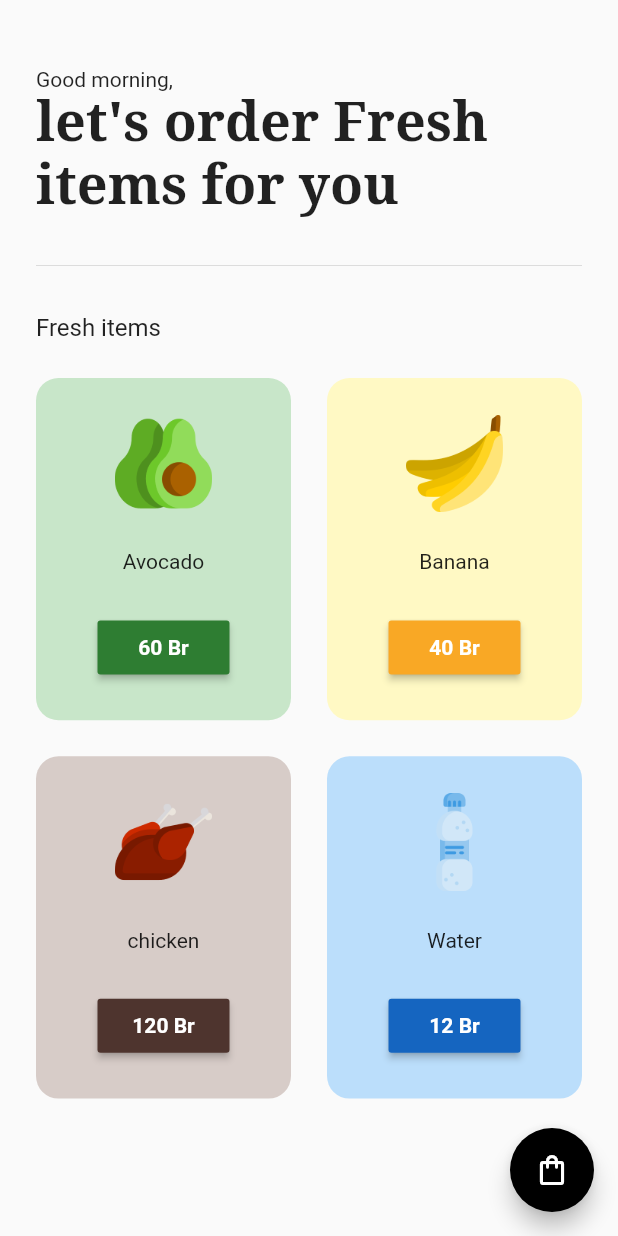
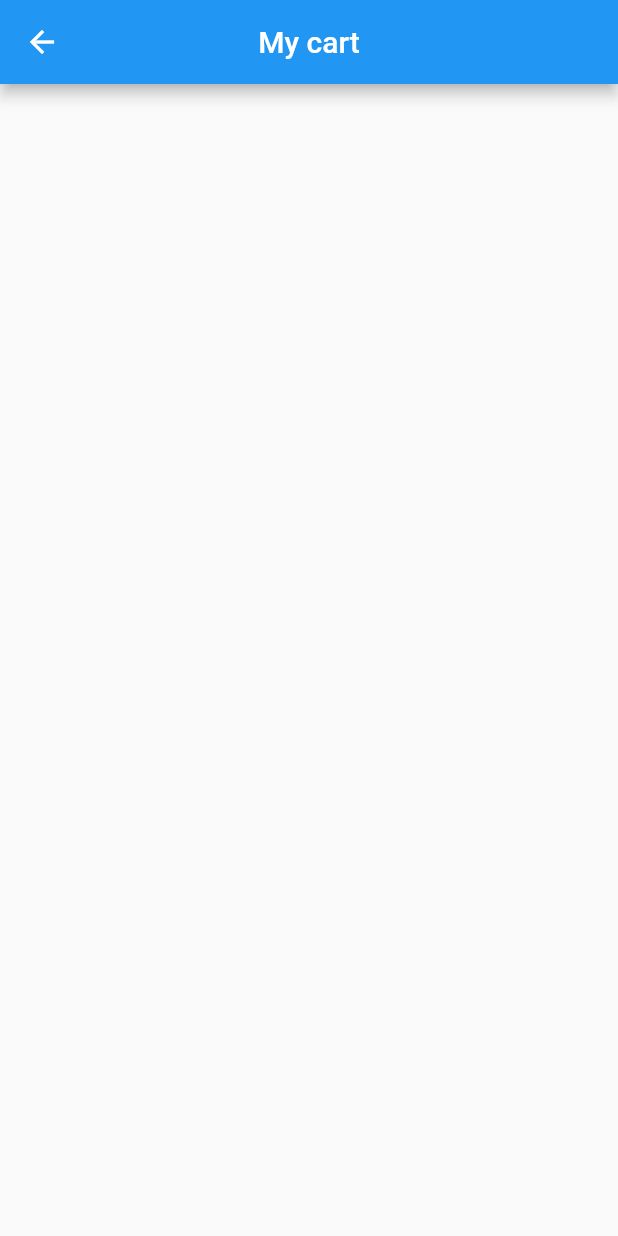
Before and after one commit to Yihun-Alemayehu/Shop-App, a Flutter app: the HomePage screen opened directly, after a tap on the "shopping bag" icon, on a phone screen of 412 x 824 dp. Run offline on Flutter 3.47's test engine with Material 2 defaults, Android fonts, the phone set to English and light mode, and no system bars; our stand-ins replace google_fonts.

```diff
--- a/lib/Components/grocery_item_tile.dart
+++ b/lib/Components/grocery_item_tile.dart
@@ -5,13 +5,15 @@ class GroceryItemTile extends StatelessWidget {
   final String itemPrice;
   final String imagePath;
   final color;
+  void Function()? onPressed;
 
-  const GroceryItemTile({
+  GroceryItemTile({
     super.key,
     required this.itemName,
     required this.itemPrice,
     required this.imagePath,
     required this.color,
+    required this.onPressed,
   });
 
   @override
@@ -38,7 +40,7 @@ class GroceryItemTile extends StatelessWidget {
 
             // Item price
             MaterialButton(
-              onPressed: () {},
+              onPressed: onPressed,
               color: color[800],
               child: Text(
                 '$itemPrice Br',
--- /dev/null
+++ b/lib/pages/cart_page.dart
@@ -0,0 +1,16 @@
+import 'package:flutter/material.dart';
+
+class CartPage extends StatelessWidget {
+  const CartPage({super.key});
+
+  @override
+  Widget build(BuildContext context) {
+    return Scaffold(
+      appBar: AppBar(
+        title: const Text('My cart'),
+        centerTitle: true,
+      ),
+      body: Container(),
+    );
+  }
+}
--- a/lib/pages/home_page.dart
+++ b/lib/pages/home_page.dart
@@ -3,6 +3,7 @@ import 'package:google_fonts/google_fonts.dart';
 import 'package:provider/provider.dart';
 import 'package:shop_app/Components/grocery_item_tile.dart';
 import 'package:shop_app/Models/cart_model.dart';
+import 'package:shop_app/pages/cart_page.dart';
 
 class HomePage extends StatefulWidget {
   const HomePage({super.key});
@@ -16,7 +17,12 @@ class _HomePageState extends State<HomePage> {
   Widget build(BuildContext context) {
     return Scaffold(
       floatingActionButton: FloatingActionButton(
-        onPressed: () {},
+        onPressed: () => Navigator.push(
+          context,
+          MaterialPageRoute(builder: (context) {
+            return const CartPage();
+          }),
+        ),
         backgroundColor: Colors.black,
         child: const Icon(Icons.shopping_bag_outlined),
       ),
@@ -82,6 +88,10 @@ class _HomePageState extends State<HomePage> {
                   ),
                   itemBuilder: (context, index) {
                     return GroceryItemTile(
+                      onPressed: () {
+                        Provider.of<CartModel>(context, listen: false)
+                            .addItemToCart(index);
+                      },
                       itemName: value.shopItems[index][0],
                       itemPrice: value.shopItems[index][1],
                       imagePath: value.shopItems[index][2],
```
Also changed, not shown: lib/Models/cart_model.dart (+26 -0 lines).
